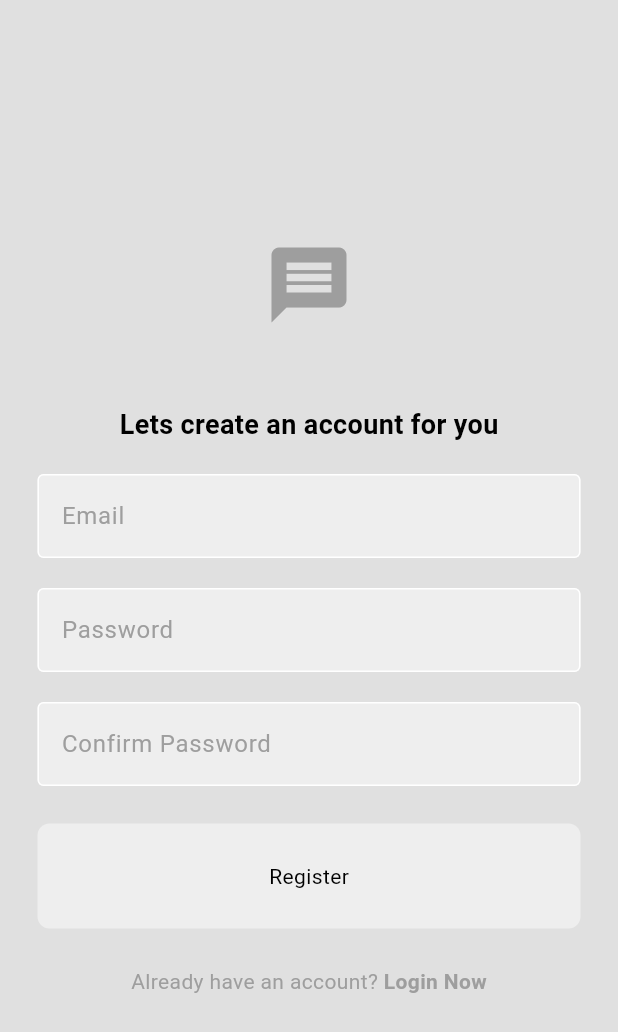
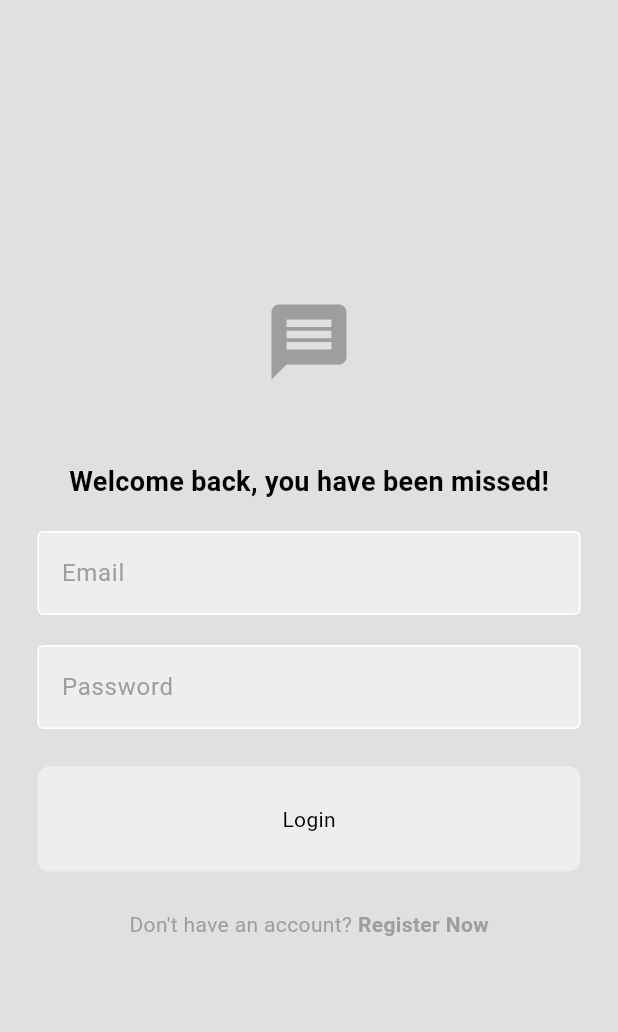
Before and after one commit to mkabdulazees56/flutte_chat_app_firbase, a Flutter app: the screen it shows after launch, on a phone screen of 412 x 824 dp. Shown: the top 1032 px of the screen. Run offline on Flutter 3.47's test engine with Material 3 defaults, Android fonts, the light colour scheme and no system bars.

Commit message:
login or register toggle created

```diff
--- /dev/null
+++ b/lib/auth/login_or_register.dart
@@ -0,0 +1,33 @@
+import 'package:flutter/material.dart';
+import 'package:flutter_chat_app_firebase/pages/login_page.dart';
+import 'package:flutter_chat_app_firebase/pages/register_page.dart';
+
+class LoginOrRegister extends StatefulWidget {
+  const LoginOrRegister({super.key});
+
+  @override
+  State<LoginOrRegister> createState() => _LoginOrRegisterState();
+}
+
+class _LoginOrRegisterState extends State<LoginOrRegister> {
+  bool showLoginPage = true;
+
+  void _togglePage() {
+    setState(() {
+      showLoginPage = !showLoginPage;
+    });
+  }
+
+  @override
+  Widget build(BuildContext context) {
+    if (showLoginPage) {
+      return LoginPage(
+        onTap: _togglePage,
+      );
+    } else {
+      return RegisterPage(
+        onTap: _togglePage,
+      );
+    }
+  }
+}
--- a/lib/main.dart
+++ b/lib/main.dart
@@ -1,6 +1,5 @@
 import 'package:flutter/material.dart';
-import 'package:flutter_chat_app_firebase/pages/login_page.dart';
-import 'package:flutter_chat_app_firebase/pages/register_page.dart';
+import 'package:flutter_chat_app_firebase/auth/login_or_register.dart';
 import 'package:flutter_chat_app_firebase/theme/light_mode.dart';
 
 void main() {
@@ -17,7 +16,7 @@
       debugShowCheckedModeBanner: false,
       title: 'Flutter Demo',
       theme: lightMode,
-      home: RegisterPage(),
+      home: LoginOrRegister(),
     );
   }
 }
--- a/lib/pages/login_page.dart
+++ b/lib/pages/login_page.dart
@@ -1,4 +1,4 @@
-// ignore_for_file: prefer_const_constructors
+// ignore_for_file: prefer_const_constructors, must_be_immutable
 
 import 'package:flutter/material.dart';
 import 'package:flutter_chat_app_firebase/components/my_button.dart';
@@ -8,7 +8,10 @@
   final TextEditingController _emailController = TextEditingController();
   final TextEditingController _passwordController = TextEditingController();
 
-  LoginPage({super.key});
+  // on tap go to the register page
+  final void Function()? onTap;
+
+  LoginPage({super.key, required this.onTap});
 
   // login method
   void login() {}
@@ -69,10 +72,13 @@
                 'Don\'t have an account? ',
                 style: TextStyle(color: Theme.of(context).colorScheme.primary),
               ),
-              Text('Register Now',
-                  style: TextStyle(
-                      color: Theme.of(context).colorScheme.primary,
-                      fontWeight: FontWeight.bold)),
+              GestureDetector(
+                onTap: onTap,
+                child: Text('Register Now',
+                    style: TextStyle(
+                        color: Theme.of(context).colorScheme.primary,
+                        fontWeight: FontWeight.bold)),
+              ),
             ])
           ],
         ),
--- a/lib/pages/register_page.dart
+++ b/lib/pages/register_page.dart
@@ -10,7 +10,10 @@
   final TextEditingController _confirmPasswordController =
       TextEditingController();
 
-  RegisterPage({super.key});
+  // on tap go to the register page
+  final void Function()? onTap;
+
+  RegisterPage({super.key, required this.onTap});
   // register method
   void register() {}
 
@@ -59,7 +62,7 @@
             MyTextField(
               hintText: 'Confirm Password',
               obscuredText: true,
-              controller: _passwordController,
+              controller: _confirmPasswordController,
             ),
             SizedBox(
               height: 25,
@@ -78,10 +81,13 @@
                 'Already have an account? ',
                 style: TextStyle(color: Theme.of(context).colorScheme.primary),
               ),
-              Text('Login Now',
-                  style: TextStyle(
-                      color: Theme.of(context).colorScheme.primary,
-                      fontWeight: FontWeight.bold)),
+              GestureDetector(
+                onTap: onTap,
+                child: Text('Login Now',
+                    style: TextStyle(
+                        color: Theme.of(context).colorScheme.primary,
+                        fontWeight: FontWeight.bold)),
+              ),
             ])
           ],
         ),
```
